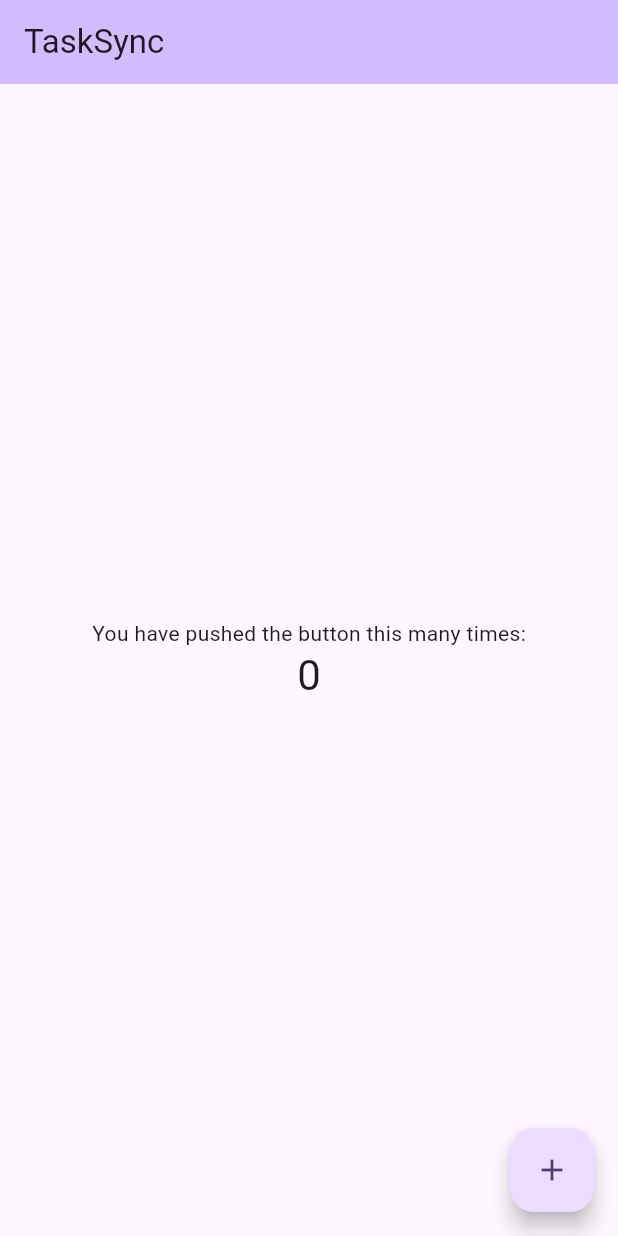
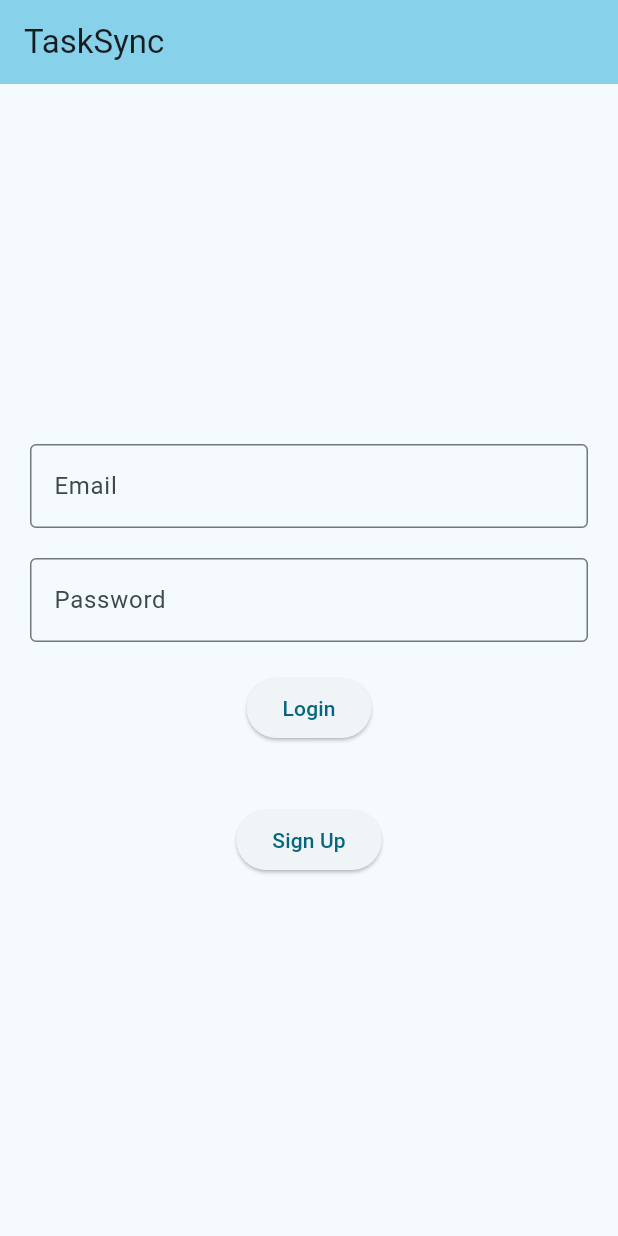
Before and after one commit to xXD4rkSoulXx/TaskSync, a Flutter app: the screen it shows after launch, on a phone screen of 412 x 824 dp. Run offline on Flutter 3.47's test engine with Material 3 defaults, Android fonts, the phone set to English and light mode, and no system bars; our stand-ins replace cloud_firestore, firebase_auth, firebase_core; accounts and stored records are empty; generated files the repository leaves out were written again.

Commit message:
meter-funcionalidades

```diff
--- a/firestore.indexes.json
+++ /dev/null
@@ -1,4 +0,0 @@
-{
-  "indexes": [],
-  "fieldOverrides": []
-}
--- a/lib/main.dart
+++ b/lib/main.dart
@@ -1,6 +1,7 @@
 import 'package:flutter/material.dart';
 import 'package:firebase_core/firebase_core.dart';
 import 'firebase_options.dart';
+import 'pages/verificar_login.dart';
 
 void main() async {
   WidgetsFlutterBinding.ensureInitialized();
@@ -16,60 +17,13 @@ class MyApp extends StatelessWidget {
   @override
   Widget build(BuildContext context) {
     return MaterialApp(
+      debugShowCheckedModeBanner: false,
       title: 'TaskSync',
       theme: ThemeData(
-        colorScheme: ColorScheme.fromSeed(seedColor: Colors.deepPurple),
+        colorScheme: ColorScheme.fromSeed(seedColor: Color(0xFF0CCEFA)),
         useMaterial3: true,
       ),
-      home: const MyHomePage(title: 'TaskSync'),
+      home: const VerificarLogin(),
     );
   }
 }
-
-class MyHomePage extends StatefulWidget {
-  const MyHomePage({super.key, required this.title});
-
-  final String title;
-
-  @override
-  State<MyHomePage> createState() => _MyHomePageState();
-}
-
-class _MyHomePageState extends State<MyHomePage> {
-  int _counter = 0;
-
-  void _incrementCounter() {
-    setState(() {
-      _counter++;
-    });
-  }
-
-  @override
-  Widget build(BuildContext context) {
-    return Scaffold(
-      appBar: AppBar(
-        backgroundColor: Theme.of(context).colorScheme.inversePrimary,
-        title: Text(widget.title),
-      ),
-      body: Center(
-        child: Column(
-          mainAxisAlignment: MainAxisAlignment.center,
-          children: <Widget>[
-            const Text(
-              'You have pushed the button this many times:',
-            ),
-            Text(
-              '$_counter',
-              style: Theme.of(context).textTheme.headlineMedium,
-            ),
-          ],
-        ),
-      ),
-      floatingActionButton: FloatingActionButton(
-        onPressed: _incrementCounter,
-        tooltip: 'Increment',
-        child: const Icon(Icons.add),
-      ),
-    );
-  }
-}
--- /dev/null
+++ b/lib/pages/login.dart
@@ -0,0 +1,136 @@
+import 'package:flutter/material.dart';
+import 'package:firebase_auth/firebase_auth.dart';
+//import 'package:google_sign_in/google_sign_in.dart';
+import 'home_page.dart';
+import 'sign_up.dart';
+
+class LoginPage extends StatefulWidget {
+  const LoginPage({super.key});
+
+  @override
+  State<LoginPage> createState() => _LoginPageState();
+}
+
+class _LoginPageState extends State<LoginPage> {
+  final TextEditingController _emailController = TextEditingController();
+  final TextEditingController _passwordController = TextEditingController();
+  final FirebaseAuth _auth = FirebaseAuth.instance;
+  //final GoogleSignIn _googleSignIn = GoogleSignIn();
+  String _errorMessage = '';
+
+  /*Future<User?> _signInWithGoogle() async {
+    try {
+      final GoogleSignInAccount? googleUser = await _googleSignIn.signIn();
+      if (googleUser == null) {
+        return null;
+      }
+
+      final GoogleSignInAuthentication googleAuth = await googleUser.authentication;
+
+      final OAuthCredential credential = GoogleAuthProvider.credential(
+        accessToken: googleAuth.accessToken,
+        idToken: googleAuth.idToken,
+      );
+
+      final UserCredential userCredential = await _auth.signInWithCredential(credential);
+      return userCredential.user;
+    } catch (e) {
+      print(e);
+    }
+  }*/
+
+  Future<void> _login() async {
+    try {
+      await _auth.signInWithEmailAndPassword(
+        email: _emailController.text,
+        password: _passwordController.text,
+      );
+      WidgetsBinding.instance.addPostFrameCallback((_) {
+        Navigator.push(
+          context,
+          MaterialPageRoute(builder: (context) => MyHomePage()),
+        );
+      });
+    } on FirebaseAuthException catch (e) {
+      setState(() {
+        if (e.code == 'user-not-found') {
+          _errorMessage = 'Nenhuma conta encontrada com esse email.';
+        }
+        else if(e.code == 'wrong-password') {
+          _errorMessage = 'Password incorreta.';
+        }
+        else {
+          //_errorMessage = 'Ocorreu um erro. Tente novamente mais tarde.';
+          _errorMessage = 'Email ou palavra passe errada.';
+        }
+      });
+    }
+  }
+
+  @override
+  Widget build(BuildContext context) {
+    return Scaffold(
+        appBar: AppBar(
+          backgroundColor: Theme.of(context).colorScheme.inversePrimary,
+          title: const Text("TaskSync"),
+          automaticallyImplyLeading: false,
+        ),
+        body: Padding(
+          padding: const EdgeInsets.all(20.0),
+          child: Column(
+            mainAxisAlignment: MainAxisAlignment.center,
+            children: [
+              TextField(
+                controller: _emailController,
+                decoration: InputDecoration(
+                  labelText: 'Email',
+                  hintText: 'Introduza o seu email...',
+                  border: OutlineInputBorder(),
+                ),
+                keyboardType: TextInputType.emailAddress,
+              ),
+              SizedBox(height: 20),
+              TextField(
+                controller: _passwordController,
+                decoration: InputDecoration(
+                  labelText: 'Password',
+                  hintText: 'Introduza a sua password...',
+                  border: OutlineInputBorder(),
+                ),
+                obscureText: true,
+              ),
+              if (_errorMessage.isNotEmpty) ...[
+                SizedBox(height: 20),
+                Text(
+                  _errorMessage,
+                  style: TextStyle(color: Colors.red),
+                ),
+              ],
+              SizedBox(height: 20),
+              ElevatedButton(
+                onPressed: _login,
+                child: Text("Login"),
+              ),
+              /*SizedBox(height: 20),
+              ElevatedButton(
+                onPressed: _signInWithGoogle,
+                child: Text("Google"),
+              ),*/
+              SizedBox(height: 40),
+              ElevatedButton(
+                onPressed: () {
+                  WidgetsBinding.instance.addPostFrameCallback((_) {
+                    Navigator.push(
+                      context,
+                      MaterialPageRoute(builder: (context) => SignUpPage()),
+                    );
+                  });
+                },
+                child: Text("Sign Up"),
+              ),
+            ],
+          ),
+        ),
+    );
+  }
+}
--- /dev/null
+++ b/lib/pages/verificar_login.dart
@@ -0,0 +1,26 @@
+import 'package:flutter/material.dart';
+import 'package:firebase_auth/firebase_auth.dart';
+import 'home_page.dart';
+import 'login.dart';
+
+class VerificarLogin extends StatelessWidget {
+  const VerificarLogin({super.key});
+
+  @override
+  Widget build(BuildContext context) {
+    return StreamBuilder(
+      stream: FirebaseAuth.instance.authStateChanges(),
+      builder: (context, snapshot) {
+        if (snapshot.connectionState == ConnectionState.waiting) {
+          return const Center(child: CircularProgressIndicator());
+        }
+        else if (snapshot.hasData) {
+          return MyHomePage();
+        }
+        else {
+          return LoginPage();
+        }
+      },
+    );
+  }
+}
```
Also changed, not shown: lib/pages/home_page.dart (added, +293 -0 lines), lib/pages/sign_up.dart (added, +127 -0 lines), pubspec.yaml (+17 -11 lines), assets/images/logo.png, firebase.json, pubspec.lock, 35 other files.
